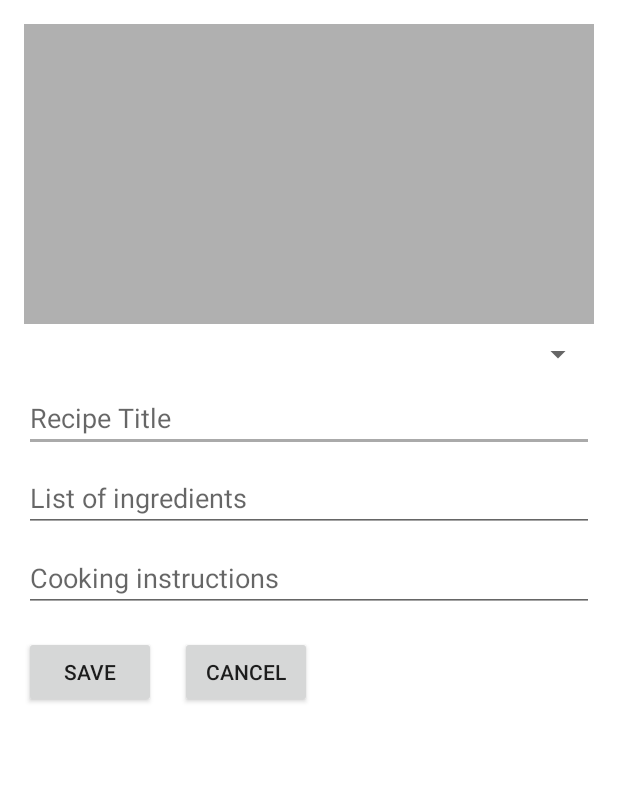
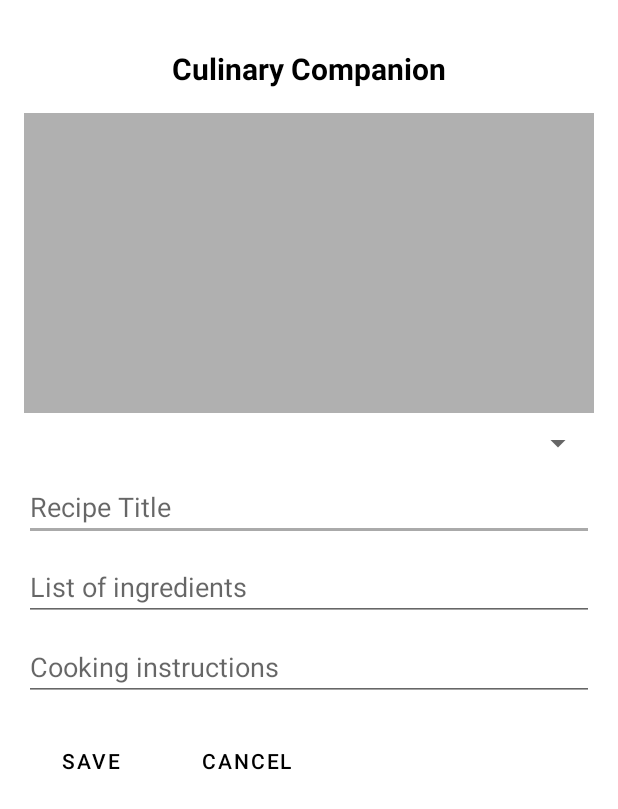
Before and after one commit to Birkbeck/mobile-computing-project-MarianTara, an Android app built with Jetpack Compose: the RecipeEditAddActivity screen opened directly, with no data from a screen before it, on a phone screen of 412 x 824 dp. Shown: the top 809 px of the screen. Run offline under Robolectric (Android 15) with nearby library versions, the phone set to English and light mode, and no system bars.

Commit message:
final tidy up for CW1

```diff
--- a/app/src/main/res/layout/activity_category.xml
+++ b/app/src/main/res/layout/activity_category.xml
@@ -6,7 +6,7 @@
     android:padding="16dp"
     android:fitsSystemWindows="true">
 
-    <!-- Modular title -->
+    <!-- app title -->
     <include layout="@layout/toolbar_title" />
 
     <!-- Search bar -->
@@ -14,6 +14,7 @@
         android:id="@+id/searchBar"
         android:layout_width="match_parent"
         android:layout_height="wrap_content"
+        android:autofillHints=""
         android:hint="@string/search_recipes"
         android:inputType="text"
         android:layout_marginTop="8dp" />
--- a/app/src/main/res/layout/activity_main.xml
+++ b/app/src/main/res/layout/activity_main.xml
@@ -1,13 +1,12 @@
 <?xml version="1.0" encoding="utf-8"?>
 <LinearLayout xmlns:android="http://schemas.android.com/apk/res/android"
-    xmlns:app="http://schemas.android.com/apk/res-auto"
     android:layout_width="match_parent"
     android:layout_height="match_parent"
     android:orientation="vertical"
     android:padding="16dp"
     android:fitsSystemWindows="true">
 
-    <!-- Modular title -->
+    <!-- app title -->
     <include layout="@layout/toolbar_title" />
 
     <LinearLayout
--- a/app/src/main/res/layout/activity_recipe_details.xml
+++ b/app/src/main/res/layout/activity_recipe_details.xml
@@ -10,7 +10,7 @@
         android:layout_width="match_parent"
         android:layout_height="wrap_content">
 
-        <!-- Modular app title -->
+        <!-- app title -->
         <include layout="@layout/toolbar_title" />
 
         <!-- Edit + Delete aligned right -->
--- a/app/src/main/res/layout/activity_recipe_edit_add.xml
+++ b/app/src/main/res/layout/activity_recipe_edit_add.xml
@@ -9,13 +9,16 @@
         android:layout_height="wrap_content"
         android:orientation="vertical">
 
+        <!-- app title -->
+        <include layout="@layout/toolbar_title" />
+
         <!-- Image selector -->
         <ImageView
             android:id="@+id/selectImage"
             android:layout_width="match_parent"
             android:layout_height="200dp"
             android:background="#B0B0B0"
-            android:contentDescription="Select Image" />
+            android:contentDescription="@string/select_image" />
 
         <!-- Category dropdown -->
         <Spinner
@@ -30,7 +33,8 @@
             android:layout_width="match_parent"
             android:layout_height="wrap_content"
             android:layout_marginTop="8dp"
-            android:hint="Recipe Title" />
+            android:autofillHints=""
+            android:hint="@string/recipe_title" />
 
         <!-- Ingredients input -->
         <EditText
@@ -38,7 +42,8 @@
             android:layout_width="match_parent"
             android:layout_height="wrap_content"
             android:layout_marginTop="8dp"
-            android:hint="List of ingredients"
+            android:autofillHints=""
+            android:hint="@string/list_of_ingredients"
             android:inputType="textMultiLine" />
 
         <!-- Instructions input -->
@@ -47,11 +52,13 @@
             android:layout_width="match_parent"
             android:layout_height="wrap_content"
             android:layout_marginTop="8dp"
-            android:hint="Cooking instructions"
+            android:autofillHints=""
+            android:hint="@string/cooking_instructions"
             android:inputType="textMultiLine" />
 
         <!-- Save and Cancel buttons -->
         <LinearLayout
+            style="?android:attr/buttonBarStyle"
             android:layout_width="wrap_content"
             android:layout_height="wrap_content"
             android:layout_marginTop="16dp"
@@ -59,16 +66,18 @@
 
             <Button
                 android:id="@+id/saveButton"
+                style="?android:attr/buttonBarButtonStyle"
                 android:layout_width="wrap_content"
                 android:layout_height="wrap_content"
-                android:text="Save" />
+                android:text="@string/save" />
 
             <Button
                 android:id="@+id/cancelButton"
+                style="?android:attr/buttonBarButtonStyle"
                 android:layout_width="wrap_content"
                 android:layout_height="wrap_content"
                 android:layout_marginStart="16dp"
-                android:text="Cancel" />
+                android:text="@string/cancel" />
         </LinearLayout>
 
     </LinearLayout>
--- a/app/src/main/res/layout/category_item.xml
+++ b/app/src/main/res/layout/category_item.xml
@@ -9,7 +9,7 @@
         android:id="@+id/categoryTitle"
         android:layout_width="wrap_content"
         android:layout_height="wrap_content"
-        android:text="Category Name"
+        android:text="Category Name placeholder "
         android:textSize="18sp"
         android:textStyle="bold"
         android:layout_marginBottom="8dp"/>
--- a/app/src/main/res/layout/recipe_item.xml
+++ b/app/src/main/res/layout/recipe_item.xml
@@ -16,6 +16,6 @@
         android:id="@+id/recipeTitle"
         android:layout_width="wrap_content"
         android:layout_height="wrap_content"
-        android:text="Recipe Title"
+        android:text="Recipe Title placeholder"
         android:layout_marginTop="4dp" />
 </LinearLayout>
--- a/app/src/main/res/values/strings.xml
+++ b/app/src/main/res/values/strings.xml
@@ -5,4 +5,13 @@
     <string name="delete">Delete </string>
     <string name="edit">Edit </string>
     <string name="recipe_image">Recipe image </string>
+    <string name="are_you_sure_you_want_to_delete_this">Are you sure you want to delete this?</string>
+    <string name="yes">Yes</string>
+    <string name="no_thanks">No, thanks</string>
+    <string name="select_image">Select Image</string>
+    <string name="recipe_title">Recipe Title</string>
+    <string name="list_of_ingredients">List of ingredients</string>
+    <string name="cooking_instructions">Cooking instructions</string>
+    <string name="save">Save</string>
+    <string name="cancel">Cancel</string>
 </resources>
```
Also changed, not shown: app/src/main/res/layout/activity_confirmation_dialog.xml (+9 -3 lines), gradle/wrapper/gradle-wrapper.properties.
